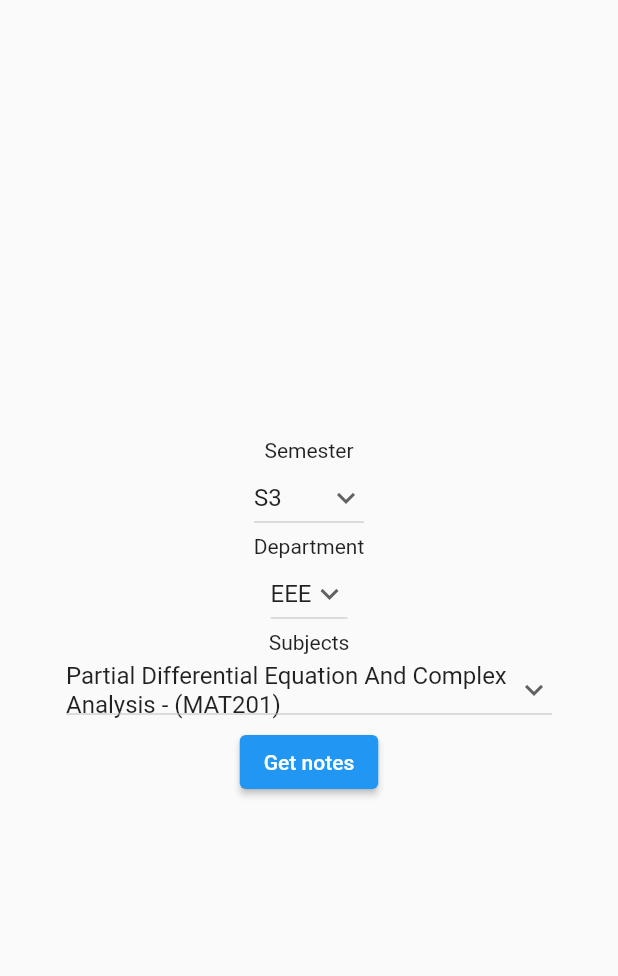
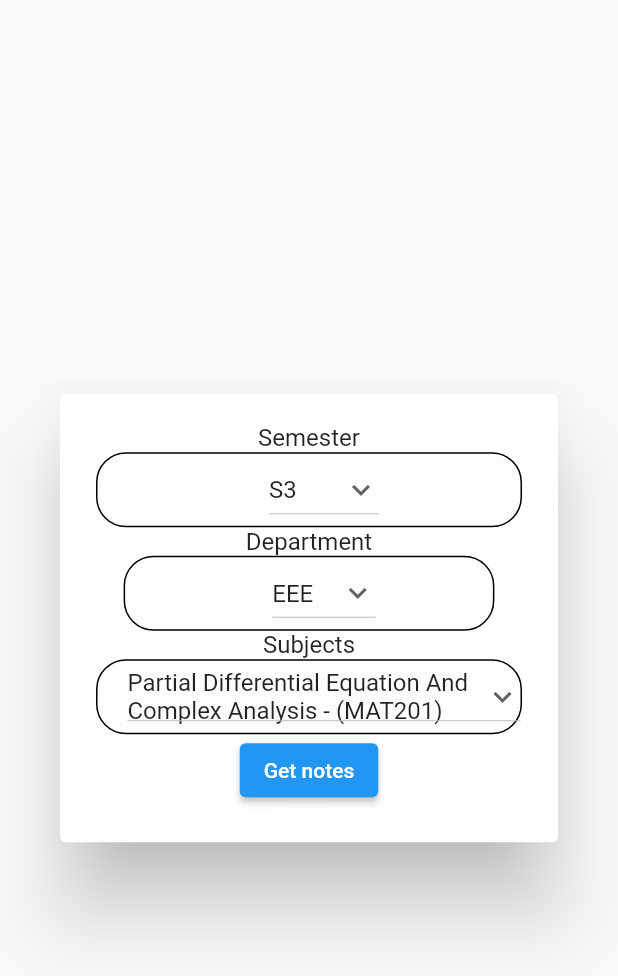
Before and after one commit to arunima-s/gecw-app, a Flutter app: the StudyMaterialsScreen widget shown alone on an empty page, opened directly, on a phone screen of 412 x 824 dp. Shown: the top 976 px of the screen. Run offline on Flutter 3.47's test engine with Material 2 defaults, Android fonts, the phone set to English and light mode, and no system bars; our stand-ins replace firebase_database, flutter_local_notifications, syncfusion_flutter_calendar; missing offline and left inert: maps_launcher, web_scraper; accounts and stored records are empty.

Commit message:
Change semester selection to alert dialog

```diff
--- a/gecwapp/lib/Constants/datasets.dart
+++ b/gecwapp/lib/Constants/datasets.dart
@@ -2,7 +2,8 @@ import 'package:flutter/material.dart';
 
 class DropDownDataset {
   static const subjectList = {
-    "CSS3": ["Discrete Mathematical Structures - (MAT203)",
+    "CSS3": [
+      "Discrete Mathematical Structures - (MAT203)",
       "Data Structures - (CST201)",
       "Logic System Design - (CST203)",
       "Object Oriented Programming Using Java - (CST205)",
@@ -11,8 +12,10 @@ class DropDownDataset {
       "Sustainable Engineering - (MCN201)",
       "Data Structures Lab - (CSL201)",
       "Object Oriented Programming Lab (In Java) - (CSL203)",
-            "Remedial/Minor/Honors Course - (VAC) - S3"],
-    "CSS4": ["Graph Theory - (MAT206)",
+      "Remedial/Minor/Honors Course - (VAC) - S3"
+    ],
+    "CSS4": [
+      "Graph Theory - (MAT206)",
       "Computer Organisation And Architecture - (CST202)",
       "Database Management Systems - (CST204)",
       "Operating Systems - (CST206)",
@@ -21,8 +24,10 @@ class DropDownDataset {
       "Constitution Of India - (MCN202)",
       "Digital Lab - (CSL202)",
       "Operating Systems Lab - (CSL204)",
-            "Remedial/Minor/Honors Course - (VAC) - S4"],
-    "CSS5": ["Formal Languages And Automata Theory - (CST301)",
+      "Remedial/Minor/Honors Course - (VAC) - S4"
+    ],
+    "CSS5": [
+      "Formal Languages And Automata Theory - (CST301)",
       "Computer Networks - (CST303)",
       "System Software - (CST305)",
       "Microprocessors And Microcontrollers - (CST307)",
@@ -30,17 +35,21 @@ class DropDownDataset {
       "Disaster Management - (MCN301)",
       "System Software And Microprocessors Lab - (CSL331)",
       "Database Management Systems Lab - (CSL333)",
-            "Remedial/Minor/Honors Course - (VAC) - S5"],
-      "CSS6": ["Compiler Design - (CST302)",
+      "Remedial/Minor/Honors Course - (VAC) - S5"
+    ],
+    "CSS6": [
+      "Compiler Design - (CST302)",
       "Computer Graphics And Image Processing - (CST304)",
       "Algorithm Analysis And Design - (CST306)",
       "Industrial Economics And Foreign Trade - (HUT300)",
       "Comprehensive Course Work - (CST308)",
       "Networking Lab - (CSL332)",
-            "Miniproject - (CSD334)"],
+      "Miniproject - (CSD334)"
+    ],
     //////////////////////////////////
     /////////////////////////////////////
-      "EEES3": ["Partial Differential Equation And Complex Analysis - (MAT201)",
+    "EEES3": [
+      "Partial Differential Equation And Complex Analysis - (MAT201)",
       "Circuits And Networks - (EET201)",
       "Measurements And Instrumentation - (EET203)",
       "Analog Electronics - (EET205)",
@@ -48,8 +57,10 @@ class DropDownDataset {
       "Professional Ethics - (HUT200)",
       "Sustainable Engineering - (MCN201)",
       "Circuits And Measurements Lab - (EEL201)",
-              "Analog Electronics Lab - (EEL203)"],
-      "EEES4": ["Probability, Random Processes And Numerical Methods - (MAT204)",
+      "Analog Electronics Lab - (EEL203)"
+    ],
+    "EEES4": [
+      "Probability, Random Processes And Numerical Methods - (MAT204)",
       "DC Machines And Transformers - (EET202)",
       "Electromagnetic Theory - (EET204)",
       "Digital Electronics - (EET206)",
@@ -57,8 +68,10 @@ class DropDownDataset {
       "Professional Ethics - (HUT200)",
       "Constitution Of India - (MCN202)",
       "Electrical Machines Lab I - (EEL202)",
-              "Digital Electronics Lab - (EEL204)"],
-      "EEES5": ["Power Systems I - (EET301)",
+      "Digital Electronics Lab - (EEL204)"
+    ],
+    "EEES5": [
+      "Power Systems I - (EET301)",
       "Microprocessors And Microcontrollers - (EET303)",
       "Signals And Systems - (EET305)",
       "Synchronous And Induction Machines - (EET307)",
@@ -66,15 +79,18 @@ class DropDownDataset {
       "Management For Engineers - (HUT310)",
       "Disaster Management - (MCN301)",
       "Microprocessors And Microcontrollers Lab - (EEL331)",
-              "Electrical Machines Lab II - (EEL333)"],
-      "EEES6": ["Linear Control Systems - (EET302)",
+      "Electrical Machines Lab II - (EEL333)"
+    ],
+    "EEES6": [
+      "Linear Control Systems - (EET302)",
       "Power Systems II - (EET304)",
       "Power Electronics - (EET306)",
       "Industrial Economics And Foreign Trade - (HUT300)",
       "Management For Engineers - (HUT310)",
       "Comrehensive Course Work - (EET308)",
       "Power Systems Lab - (EEL332)",
-              "Power Electronics Lab - (EEL334)"],
+      "Power Electronics Lab - (EEL334)"
+    ],
     //////////////////////////////////
     /////////////////////////////////////
     // "CIVILS3": ["Partial Differential Equation And Complex Analysis - (MAT201)",
@@ -112,7 +128,8 @@ class DropDownDataset {
     //         "Civil Engineering Software Lab - (CEL334)"],
     //////////////////////////////////
     /////////////////////////////////////
-      "MECHS3": ["Partial Differential Equation And Complex Analysis - (MAT201)",
+    "MECHS3": [
+      "Partial Differential Equation And Complex Analysis - (MAT201)",
       "Mechanics Of Solids - (MET201)",
       "Mechanics Of Fluids - (MET203)",
       "Metallurgy & Material Science - (MET205)",
@@ -120,8 +137,10 @@ class DropDownDataset {
       "Professional Ethics - (HUT200)",
       "Sustainable Engineering - (MCN201)",
       "Computer Aided Machine Drawing - (MEL201)",
-              "Materials Testing Lab - (MEL203)"],
-      "MECHS4": ["Probability, Statistics And Numerical Methods - (MAT202)",
+      "Materials Testing Lab - (MEL203)"
+    ],
+    "MECHS4": [
+      "Probability, Statistics And Numerical Methods - (MAT202)",
       "Engineering Thermodynamics - (MET202)",
       "Manufacturing Process - (MET204)",
       "Fluid Machinery - (MET206)",
@@ -129,8 +148,10 @@ class DropDownDataset {
       "Professional Ethics - (HUT200)",
       "Constitution Of India - (MCN202)",
       "Fm & Hm Lab - (MEL202)",
-              "Machine Tools Lab-I - (MEL204)"],
-      "MECHS5": ["Mechanics Of Machinery - (MET301)",
+      "Machine Tools Lab-I - (MEL204)"
+    ],
+    "MECHS5": [
+      "Mechanics Of Machinery - (MET301)",
       "Thermal Engineering - (MET303)",
       "Industrial & Systems Engineering - (MET305)",
       "Machine Tools And Metrology - (MET307)",
@@ -138,15 +159,61 @@ class DropDownDataset {
       "Management For Engineers - (HUT310)",
       "Disaster Management - (MCN301)",
       "Machine Tools Lab-II - (MEL331)",
-              "Thermal Engineering Lab-I - (MEL333)"],
-      "MECHS6": ["Heat & Mass Transfer - (MET302)",
+      "Thermal Engineering Lab-I - (MEL333)"
+    ],
+    "MECHS6": [
+      "Heat & Mass Transfer - (MET302)",
       "Dynamics Of Machinery & Machine Design - (MET304)",
       "Advanced Manufacturing Engineering - (MET306)",
       "Industrial Economics And Foreign Trade - (HUT300)",
       "Management For Engineers - (HUT310)",
       "Comprehensive Course Work - (MET308)",
       "Computer Aided Design & Analysis Lab - (MEL332)",
-              "Thermal Engineering Lab-Ii - (MEL334)"],
+      "Thermal Engineering Lab-Ii - (MEL334)"
+    ],
+    "ECS3": [
+      "Partial Differential Equation And Complex Analysis - (MAT201)",
+      "Solid State Devices - (ECT201)",
+      "Logic Circuit Design - (ECT203)",
+      "Network Theory - (ECT205)",
+      "Design And Engineering - (EST200)",
+      "Professional Ethics - (HUT200)",
+      "Sustainable Engineering - (MCN201)",
+      "Scientific Computing Lab - (ECL201)",
+      "Logic Design Lab - (ECL203)"
+    ],
+    "ECS4": [
+      "Probability, Random Processes And Numerical Methods - (MAT204)"
+          "Analog Circuits - (ECT202)",
+      "Signals And Systems - (ECT204)",
+      "Computer Architecture And Microcontrollers - (ECT206)",
+      "Design And Engineering - (EST200)",
+      "Professional Ethics - (HUT200)",
+      "Constitution Of India - (MCN202)",
+      "Analog Circuits And Simulation Lab - (ECL202)",
+      "Microcontroller Lab - (ECL204)"
+    ],
+    "ECS5": [
+      "Linear Integrated Circuits - (ECT301)"
+          "Digital Signal Processing - (ECT303)",
+      "Analog And Digital Communication - (ECT305)",
+      "Control Systems - (ECT307)",
+      "Industrial Economics And Foreign Trade - (HUT300)",
+      "Management For Engineers - (HUT310)",
+      "Disaster Management - (MCN301)",
+      "Analog Integrated Circuits And Simulation Lab - (ECL331)",
+      "Digital Signal Processing Lab - (ECL333)"
+    ],
+    "ECS6": [
+      "Electromagnetics - (ECT302)",
+      "VlSI Circuit Design - (ECT304)",
+      "Information Theory And Coding - (ECT306)",
+      "Industrial Economics And Foreign Trade - (HUT300)",
+      "Management For Engineers - (HUT310)",
+      "Comprehensive Course Work - (ECT308)",
+      "Communication Lab - (ECL332)",
+      "Miniproject - (ECD334)"
+    ],
   };
 
 //   Enum Departments{
--- a/gecwapp/lib/screens/semesterScreen.dart
+++ b/gecwapp/lib/screens/semesterScreen.dart
@@ -1,5 +1,6 @@
 import 'package:flutter/material.dart';
 import 'package:gecwapp/Constants/datasets.dart';
+import 'package:gecwapp/Constants/strings.dart';
 import 'package:gecwapp/Screens/studyMaterialScreen.dart';
 import 'package:url_launcher/url_launcher.dart';
 
@@ -19,12 +20,7 @@ class _StudyMaterialsScreenState extends State<StudyMaterialsScreen> {
   List<String> subjectList = [];
   // = ["EEE", "EC", "MECH", "CS"];
 
-  var data = {
-    1: "EEE",
-    2: "EC",
-    3: "IT",
-    4: "CS"
-  };
+  var data = {1: "EEE", 2: "EC", 3: "MECH", 4: "CS"};
 
   @override
   void initState() {
@@ -37,13 +33,22 @@ class _StudyMaterialsScreenState extends State<StudyMaterialsScreen> {
 
   @override
   Widget build(BuildContext context) {
-    return Scaffold(
-      body: Center(
+    return AlertDialog(
+      content: Container(
         child: Column(
+          mainAxisSize: MainAxisSize.min,
           mainAxisAlignment: MainAxisAlignment.center,
           children: [
             Text("Semester"),
-            DropdownButton(
+            Container(
+              alignment: Alignment.center,
+              padding: EdgeInsets.only(left: 20),
+              width: MediaQuery.of(context).size.width * 0.7,
+              decoration: BoxDecoration(
+                  color: AppColors.systemWhite,
+                  border: Border.all(color: AppColors.systemBlack),
+                  borderRadius: BorderRadius.all(Radius.circular(20.0))),
+              child: DropdownButton(
                 // borderRadius: BorderRadius.all(Radius.circular(10.0)),
                 value: selectedSemesterString,
                 icon: const Icon(Icons.keyboard_arrow_down),
@@ -60,12 +65,23 @@ class _StudyMaterialsScreenState extends State<StudyMaterialsScreen> {
                   });
                 },
               ),
+            ),
             ////////////////////////////////////
             ///////////////////////////////////
             //////////////////////////////////
             /////////////////////////////////
             Text("Department"),
-            DropdownButton(
+            Container(
+              alignment: Alignment.center,
+              padding: EdgeInsets.only(left: 20),
+              // width: double.infinity,
+              width: MediaQuery.of(context).size.width * 0.6,
+
+              decoration: BoxDecoration(
+                  color: AppColors.systemWhite,
+                  border: Border.all(color: AppColors.systemBlack),
+                  borderRadius: BorderRadius.all(Radius.circular(20.0))),
+              child: DropdownButton(
                 // borderRadius: BorderRadius.all(Radius.circular(10.0)),
                 value: selectedDepartmentString,
                 icon: const Icon(Icons.keyboard_arrow_down),
@@ -82,29 +98,39 @@ class _StudyMaterialsScreenState extends State<StudyMaterialsScreen> {
                   });
                 },
               ),
+            ),
             ////////////////////////////////////
             ///////////////////////////////////
             //////////////////////////////////
             /////////////////////////////////
             Text("Subjects"),
-            DropdownButton(
+            Container(
+              alignment: Alignment.center,
+              padding: EdgeInsets.only(left: 20),
+              // width: double.infinity,
+              // width: MediaQuery.of(context).size.width,
+              decoration: BoxDecoration(
+                  color: AppColors.systemWhite,
+                  border: Border.all(color: AppColors.systemBlack),
+                  borderRadius: BorderRadius.all(Radius.circular(20.0))),
+              child: DropdownButton(
+                isExpanded: true,
                 // borderRadius: BorderRadius.all(Radius.circular(10.0)),
                 value: selectedSubject,
                 icon: const Icon(Icons.keyboard_arrow_down),
                 items: subjectList.map((items) {
                   return DropdownMenuItem(
                     value: items,
-                  child: SizedBox(
-                    width: 300,
-                    child: Text(items)),
+                    child: SizedBox(width: 300, child: Text(items)),
                   );
                 }).toList(),
                 onChanged: (newValue) {
                   setState(() {
                     selectedSubject = newValue.toString();
-                  setSubject();
+                    // setSubject();
                   });
                 },
+              ),
             ),
             ElevatedButton(onPressed: openDrive, child: Text("Get notes"))
           ],
@@ -122,7 +148,9 @@ class _StudyMaterialsScreenState extends State<StudyMaterialsScreen> {
   }
 
   void openDrive() async {
-    const _url = "https://stackoverflow.com/questions/68610058/how-to-open-url-in-flutter-app-with-url-launcher";
-    await launch(_url, forceSafariVC: true, forceWebView: true, enableJavaScript: true);
+    const _url =
+        "https://stackoverflow.com/questions/68610058/how-to-open-url-in-flutter-app-with-url-launcher";
+    await launch(_url,
+        forceSafariVC: true, forceWebView: true, enableJavaScript: true);
   }
 }
--- a/gecwapp/lib/screens/studyMaterialScreen.dart
+++ b/gecwapp/lib/screens/studyMaterialScreen.dart
@@ -2,6 +2,7 @@ import 'package:flutter/material.dart';
 import 'package:gecwapp/Constants/strings.dart';
 import 'package:gecwapp/Screens/semesterScreen.dart';
 import 'package:gecwapp/screens/hostelListScreen.dart';
+import 'package:gecwapp/screens/mainScreen.dart';
 import 'package:gecwapp/screens/scholarshipScreen.dart';
 
 class HomeScreenMenu extends StatefulWidget {
@@ -21,7 +22,7 @@ class _HomeScreenMenuState extends State<HomeScreenMenu> {
       children: [
         Row(
           children: [
-                        GestureDetector(
+            GestureDetector(
                 onTap: () => {
                       Navigator.of(context).push(MaterialPageRoute(
                           builder: (context) => HostelListScreen()))
@@ -33,16 +34,15 @@ class _HomeScreenMenuState extends State<HomeScreenMenu> {
         Row(
           children: [
             GestureDetector(
-                onTap: () => {
-                      Navigator.of(context).push(MaterialPageRoute(
-                          builder: (context) => StudyMaterialsScreen()))
-                    },
+                onTap: () => openSemesterSelector(context),
                 child: StudyMenuItem("assets/images/notes.png", "Notes")),
-            GestureDetector(child: StudyMenuItem("assets/images/notes.png", "Scholarships"),
-            onTap: () => {
-                      Navigator.of(context).push(MaterialPageRoute(
-                          builder: (context) => ScholarshipScreen()))
-                    },),
+            GestureDetector(
+              child: StudyMenuItem("assets/images/notes.png", "Scholarships"),
+              onTap: () => {
+                Navigator.of(context).push(MaterialPageRoute(
+                    builder: (context) => ScholarshipScreen()))
+              },
+            ),
           ],
         ),
         Row(
@@ -53,6 +53,20 @@ class _HomeScreenMenuState extends State<HomeScreenMenu> {
         )
       ],
     );
+  }
+
+  //Open semester alert
+  void openSemesterSelector(BuildContext context) {
+    showDialog(
+        context: context,
+        builder: (BuildContext buildContext) {
+          return StudyMaterialsScreen();
+        }).then((value) => {
+          // setState(() {
+          // refreshTransactions(currentDate);
+          // refreshTransactions()
+          // })
+        });
   }
 }
 
```
Lines whose indentation alone changed are shown as unchanged.
